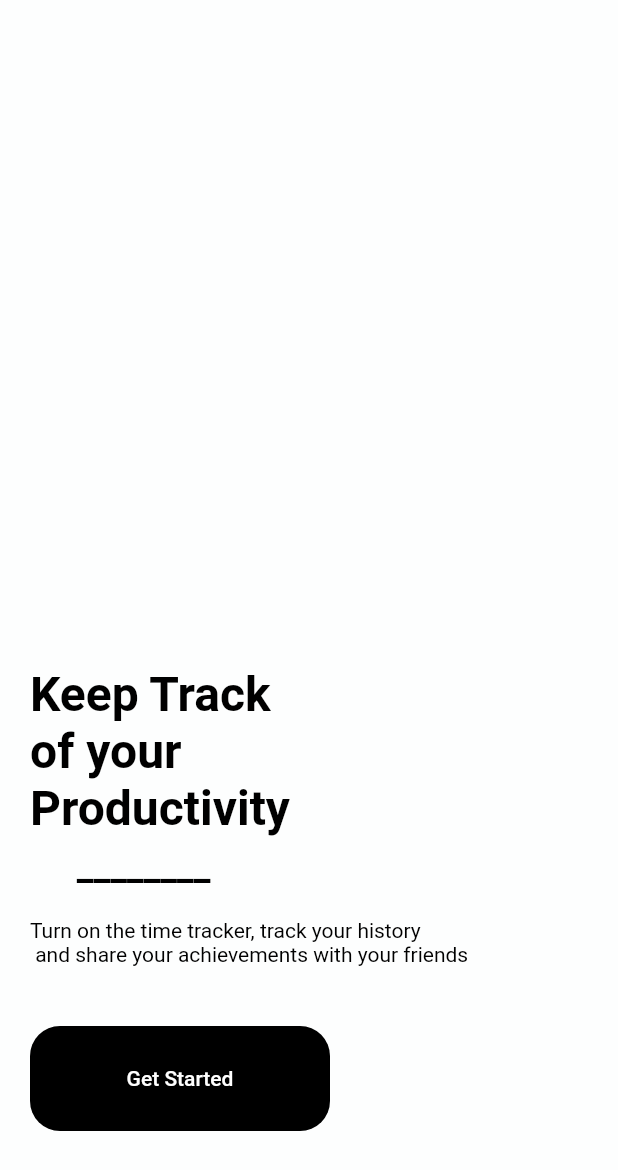
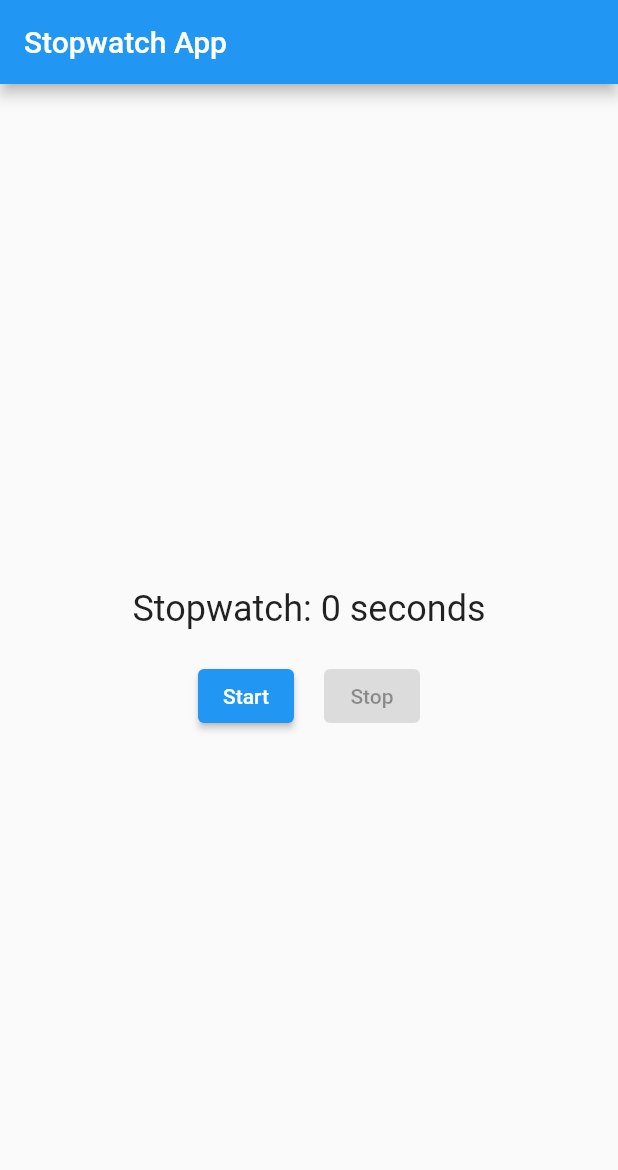
Before and after one commit to STEVENNNN76/ProDeck, a Flutter app: the screen it shows after launch, on a phone screen of 412 x 824 dp. Shown: the top 1170 px of the screen. Run offline on Flutter 3.47's test engine with Material 2 defaults, Android fonts, the phone set to English and light mode, and no system bars; our stand-ins replace cloud_firestore, connectivity, firebase_auth, firebase_core, firebase_storage, flutter_local_notifications and 7 more; accounts and stored records are empty.

Commit message:
live activty timer fix

```diff
--- /dev/null
+++ b/lib/dynamic/dynamic.dart
@@ -0,0 +1,110 @@
+import 'dart:async';
+import 'package:flutter/material.dart';
+
+import 'dynamic_island_manager.dart';
+import 'dynamic_island_stopwatch_data_model.dart';
+
+class StopwatchApp extends StatelessWidget {
+  const StopwatchApp({super.key});
+  @override
+  Widget build(BuildContext context) {
+    return MaterialApp(
+      title: 'Stopwatch App',
+      theme: ThemeData(
+        primarySwatch: Colors.blue,
+      ),
+      home: const StopWatchScreen(),
+    );
+  }
+}
+
+class StopWatchScreen extends StatefulWidget {
+  const StopWatchScreen({super.key});
+
+  @override
+  State<StopWatchScreen> createState() => _StopWatchScreenState();
+}
+
+class _StopWatchScreenState extends State<StopWatchScreen> {
+  int seconds = 0;
+  bool isRunning = false;
+  Timer? timer;
+
+  final DynamicIslandManager diManager = DynamicIslandManager(channelKey: 'DI');
+
+  void startTimer() {
+    setState(() {
+      isRunning = true;
+    });
+
+    // invoking startLiveActivity Method
+    diManager.startLiveActivity(
+      jsonData: DynamicIslandStopwatchDataModel(elapsedSeconds: 0).toMap(),
+    );
+
+    timer = Timer.periodic(const Duration(seconds: 1), (timer) {
+      setState(() {
+        seconds++;
+      });
+
+      // invoking the updateLiveActivity Method
+      diManager.updateLiveActivity(
+        jsonData: DynamicIslandStopwatchDataModel(
+          elapsedSeconds: seconds,
+        ).toMap(),
+      );
+    });
+  }
+
+  void stopTimer() {
+    timer?.cancel();
+    setState(() {
+      seconds = 0;
+      isRunning = false;
+    });
+
+    // invoking the stopLiveActivity Method
+    diManager.stopLiveActivity();
+  }
+
+  @override
+  void dispose() {
+    timer?.cancel();
+    super.dispose();
+  }
+
+  @override
+  Widget build(BuildContext context) {
+    return Scaffold(
+      appBar: AppBar(
+        title: const Text('Stopwatch App'),
+      ),
+      body: Center(
+        child: Column(
+          mainAxisAlignment: MainAxisAlignment.center,
+          children: <Widget>[
+            Text(
+              'Stopwatch: $seconds seconds',
+              style: const TextStyle(fontSize: 24),
+            ),
+            const SizedBox(height: 20),
+            Row(
+              mainAxisAlignment: MainAxisAlignment.center,
+              children: <Widget>[
+                ElevatedButton(
+                  onPressed: isRunning ? null : startTimer,
+                  child: const Text('Start'),
+                ),
+                const SizedBox(width: 20),
+                ElevatedButton(
+                  onPressed: isRunning ? stopTimer : null,
+                  child: const Text('Stop'),
+                ),
+              ],
+            ),
+          ],
+        ),
+      ),
+    );
+  }
+}
--- /dev/null
+++ b/lib/dynamic/dynamic_island_stopwatch_data_model.dart
@@ -0,0 +1,13 @@
+class DynamicIslandStopwatchDataModel {
+  final int elapsedSeconds;
+
+  DynamicIslandStopwatchDataModel({
+    required this.elapsedSeconds,
+  });
+
+  Map<String, dynamic> toMap() {
+    return <String, dynamic>{
+      'elapsedSeconds': elapsedSeconds,
+    };
+  }
+}
--- a/lib/home.dart
+++ b/lib/home.dart
@@ -2288,6 +2288,7 @@ import 'package:prodeck/pages/task_page.dart';
 import 'package:prodeck/pages/activity_page.dart';
 
 import 'calender/calender.dart';
+import 'pages/Statistics_page.dart';
 import 'pages/mode_page.dart';
 import 'pages/selector_page.dart';
 
@@ -2573,7 +2574,7 @@ class _HomeScreenState extends State<HomeScreen> {
                     Navigator.push(
                       context,
                       MaterialPageRoute(
-                        builder: (context) => TaskList(),
+                        builder: (context) => StatisticsPage(),
                       ),
                     );
                   },
--- a/lib/main.dart
+++ b/lib/main.dart
@@ -14,6 +14,7 @@ import 'package:prodeck/signup.dart';
 import 'Services/notifi_service.dart';
 
 import 'Task/test2.dart';
+import 'dynamic/dynamic.dart';
 import 'firebase_options.dart';
 import 'package:prodeck/timer.dart';
 import 'package:prodeck/pages/forgotpass.dart';
@@ -39,7 +40,8 @@ class MyApp extends StatelessWidget {
   @override
   Widget build(BuildContext context) {
     return const MaterialApp(
-      home: SplashScreen(),
+      home: StopwatchApp(),
+      //home: SplashScreen(),
       //home: TaskList(),
       //home: DetailsPage()
       //home: CalenderView(),
--- a/pubspec.yaml
+++ b/pubspec.yaml
@@ -32,6 +32,7 @@ dependencies:
   flutter:
     sdk: flutter
   image_picker: ^1.0.0
+  syncfusion_flutter_charts: ^20.2.49
   table_calendar: ^3.0.7
   fluttertoast: ^8.2.2
   firebase_storage: ^11.2.4
```
Also changed, not shown: lib/dynamic/dynamic_island_manager.dart (added, +38 -0 lines), lib/pages/Statistics_page.dart (added, +85 -0 lines), pubspec.lock, 6 other files.
